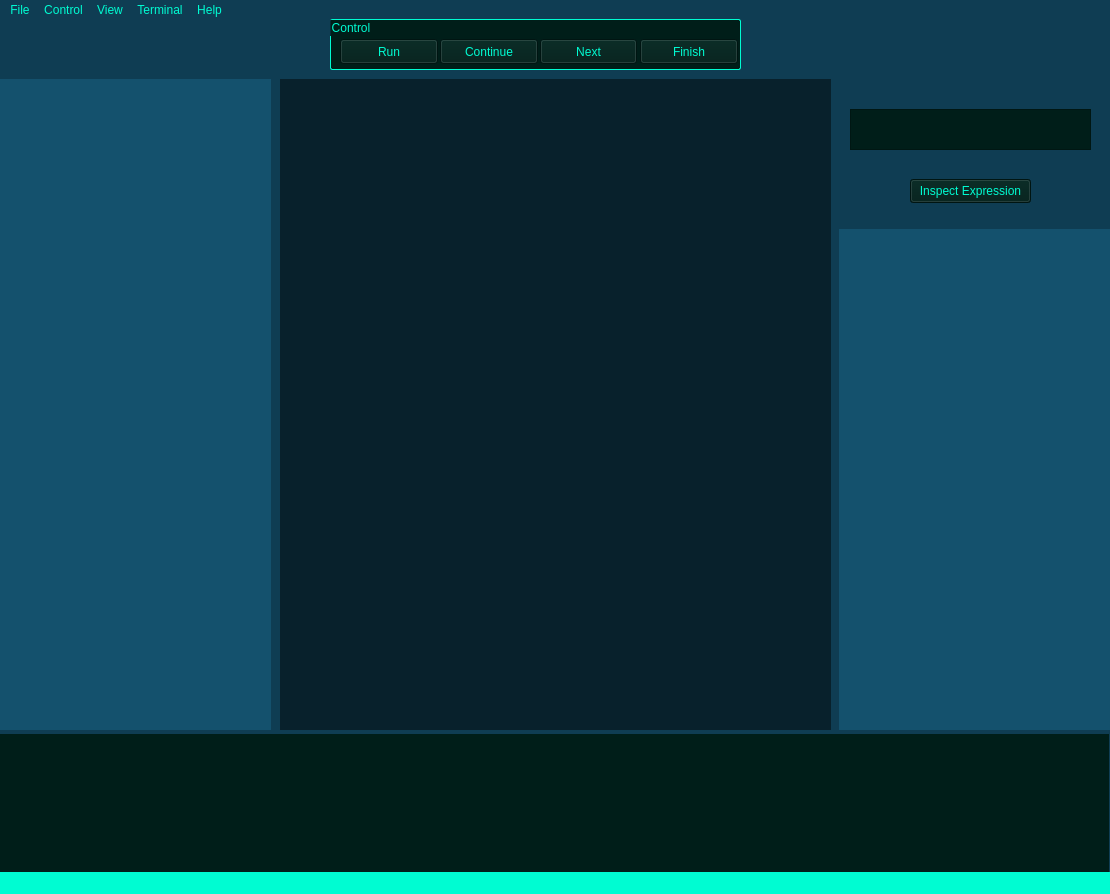
Old version of the form src/gui/PPP-MainInterface.ui in the repository Vinigperuzzi/TCC.
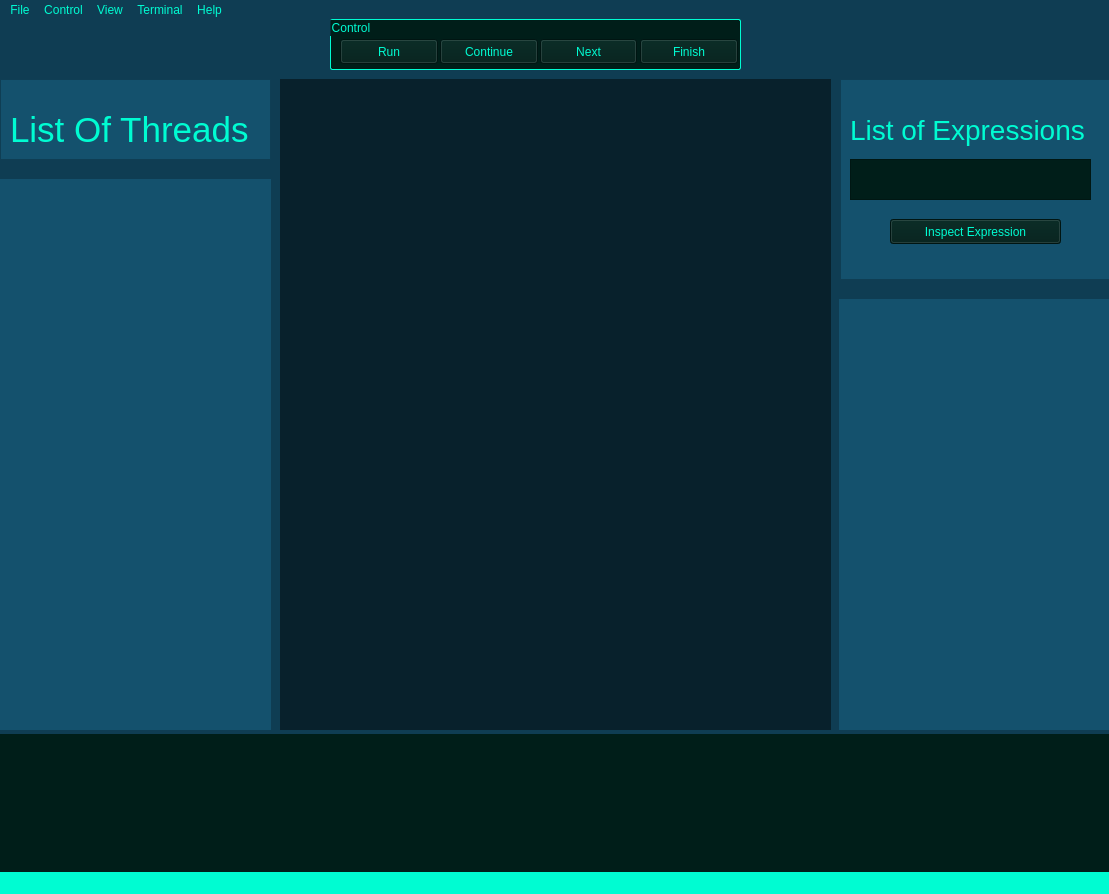
New version of the form.

Commit message: Advance layout

What changed in the file:
```diff
--- a/src/gui/PPP-MainInterface.ui
+++ b/src/gui/PPP-MainInterface.ui
@@ -6,10 +6,16 @@
    <rect>
     <x>0</x>
     <y>0</y>
-    <width>1110</width>
+    <width>1109</width>
     <height>894</height>
    </rect>
   </property>
+  <property name="minimumSize">
+   <size>
+    <width>0</width>
+    <height>0</height>
+   </size>
+  </property>
   <property name="windowTitle">
    <string>MainWindow</string>
   </property>
@@ -39,9 +45,9 @@
     <property name="geometry">
      <rect>
       <x>0</x>
-      <y>60</y>
+      <y>160</y>
       <width>271</width>
-      <height>651</height>
+      <height>551</height>
      </rect>
     </property>
     <layout class="QVBoxLayout" name="verticalLayout">
@@ -60,7 +66,7 @@
           <x>0</x>
           <y>0</y>
           <width>269</width>
-          <height>649</height>
+          <height>549</height>
          </rect>
         </property>
        </widget>
@@ -105,9 +111,9 @@
     <property name="geometry">
      <rect>
       <x>839</x>
-      <y>210</y>
+      <y>280</y>
       <width>271</width>
-      <height>501</height>
+      <height>431</height>
      </rect>
     </property>
     <layout class="QVBoxLayout" name="verticalLayout_3">
@@ -126,7 +132,7 @@
           <x>0</x>
           <y>0</y>
           <width>269</width>
-          <height>499</height>
+          <height>429</height>
          </rect>
         </property>
        </widget>
@@ -134,38 +140,6 @@
      </item>
     </layout>
    </widget>
-   <widget class="QTextEdit" name="textEdit">
-    <property name="geometry">
-     <rect>
-      <x>850</x>
-      <y>90</y>
-      <width>241</width>
-      <height>41</height>
-     </rect>
-    </property>
-    <property name="styleSheet">
-     <string notr="true">background-color:rgb(0, 30, 25);
-color:rgb(0, 252, 210);
-font-size:20px;</string>
-    </property>
-   </widget>
-   <widget class="QPushButton" name="pushButton">
-    <property name="geometry">
-     <rect>
-      <x>910</x>
-      <y>160</y>
-      <width>121</width>
-      <height>24</height>
-     </rect>
-    </property>
-    <property name="styleSheet">
-     <string notr="true">background-color:rgb(0, 30, 25);
-color:rgb(0, 252, 210);</string>
-    </property>
-    <property name="text">
-     <string>Inspect Expression</string>
-    </property>
-   </widget>
    <widget class="QLabel" name="label">
     <property name="geometry">
      <rect>
@@ -251,14 +225,124 @@
      </property>
     </widget>
    </widget>
+   <widget class="QWidget" name="verticalLayoutWidget_4">
+    <property name="geometry">
+     <rect>
+      <x>0</x>
+      <y>60</y>
+      <width>271</width>
+      <height>81</height>
+     </rect>
+    </property>
+    <layout class="QVBoxLayout" name="verticalLayout_5">
+     <item>
+      <widget class="QFrame" name="frame">
+       <property name="styleSheet">
+        <string notr="true">background-color:rgb(20, 81, 109);
+color:rgb(0, 252, 210);</string>
+       </property>
+       <property name="frameShape">
+        <enum>QFrame::StyledPanel</enum>
+       </property>
+       <property name="frameShadow">
+        <enum>QFrame::Raised</enum>
+       </property>
+       <widget class="QLabel" name="label_3">
+        <property name="geometry">
+         <rect>
+          <x>10</x>
+          <y>30</y>
+          <width>251</width>
+          <height>41</height>
+         </rect>
+        </property>
+        <property name="styleSheet">
+         <string notr="true">font-size: 35px;</string>
+        </property>
+        <property name="text">
+         <string>List Of Threads</string>
+        </property>
+       </widget>
+      </widget>
+     </item>
+    </layout>
+   </widget>
+   <widget class="QFrame" name="frame_2">
+    <property name="geometry">
+     <rect>
+      <x>840</x>
+      <y>60</y>
+      <width>271</width>
+      <height>201</height>
+     </rect>
+    </property>
+    <property name="styleSheet">
+     <string notr="true">background-color:rgb(20, 81, 109);
+color:rgb(0, 252, 210);</string>
+    </property>
+    <property name="frameShape">
+     <enum>QFrame::StyledPanel</enum>
+    </property>
+    <property name="frameShadow">
+     <enum>QFrame::Raised</enum>
+    </property>
+    <widget class="QLabel" name="label_4">
+     <property name="geometry">
+      <rect>
+       <x>10</x>
+       <y>30</y>
+       <width>241</width>
+       <height>41</height>
+      </rect>
+     </property>
+     <property name="styleSheet">
+      <string notr="true">font-size: 28px;</string>
+     </property>
+     <property name="text">
+      <string>List of Expressions</string>
+     </property>
+    </widget>
+    <widget class="QPushButton" name="pushButton">
+     <property name="geometry">
+      <rect>
+       <x>50</x>
+       <y>140</y>
+       <width>171</width>
+       <height>25</height>
+      </rect>
+     </property>
+     <property name="styleSheet">
+      <string notr="true">background-color:rgb(0, 30, 25);
+color:rgb(0, 252, 210);</string>
+     </property>
+     <property name="text">
+      <string>Inspect Expression</string>
+     </property>
+    </widget>
+    <widget class="QTextEdit" name="textEdit">
+     <property name="geometry">
+      <rect>
+       <x>10</x>
+       <y>80</y>
+       <width>241</width>
+       <height>41</height>
+      </rect>
+     </property>
+     <property name="styleSheet">
+      <string notr="true">background-color:rgb(0, 30, 25);
+color:rgb(0, 252, 210);
+font-size:20px;</string>
+     </property>
+    </widget>
+   </widget>
   </widget>
   <widget class="QMenuBar" name="menubar">
    <property name="geometry">
     <rect>
      <x>0</x>
      <y>0</y>
-     <width>1110</width>
-     <height>19</height>
+     <width>1109</width>
+     <height>22</height>
     </rect>
    </property>
    <property name="styleSheet">
```
The commit also changes 5 other files.
